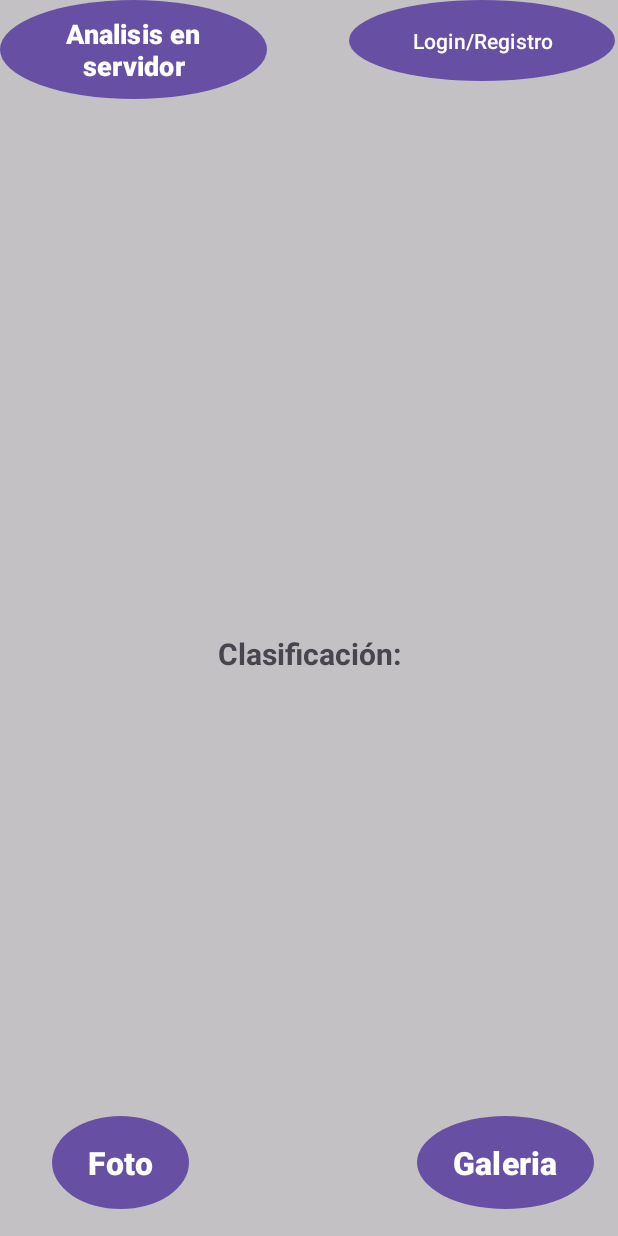
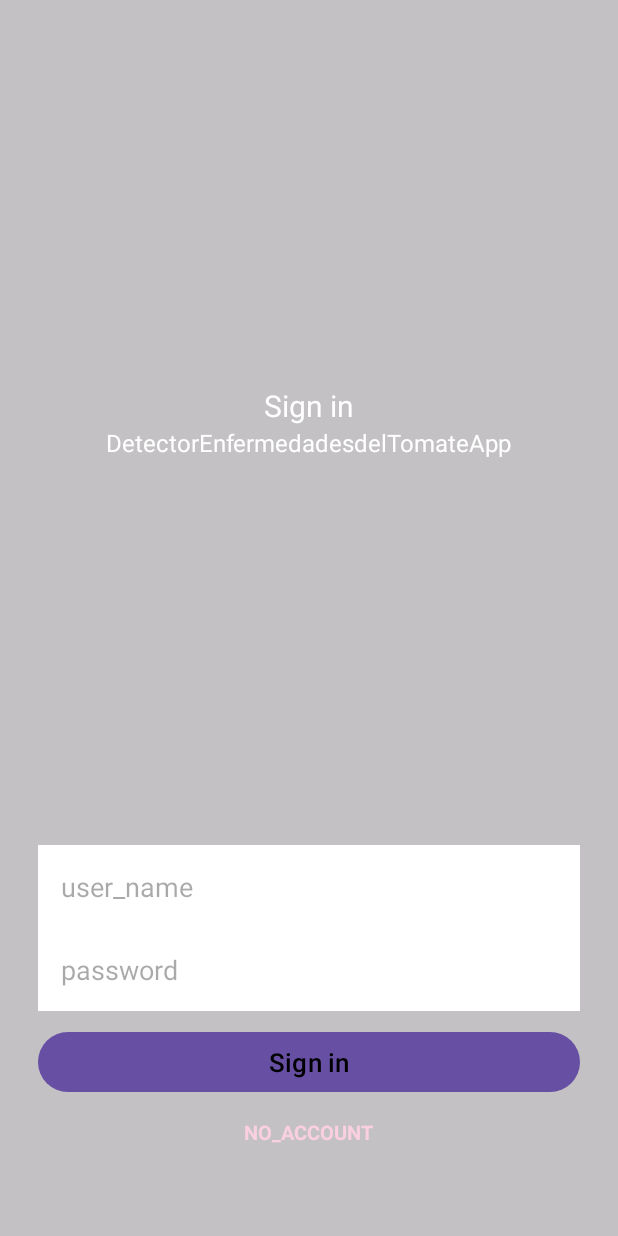
Before and after one commit to RaygozaZamudioRafael/proyectoModular, an Android app: the screen it shows after launch (MainActivity before the commit, login after it), on a phone screen of 412 x 824 dp. Run offline under Robolectric (Android 15) with nearby library versions, the phone set to English and light mode, and no system bars; libraries missing offline, so code that uses them is left out: com.vishnusivadas.advanced_httpurlconnection.

Commit message:
Login y SignUp funcionales

```diff
--- a/DetectorEnfermedadesdelTomateApp/app/src/main/java/com/example/detectorenfermedadesdeltomateapp/DetectorEnfermedadesActivity.java
+++ b/DetectorEnfermedadesdelTomateApp/app/src/main/java/com/example/detectorenfermedadesdeltomateapp/DetectorEnfermedadesActivity.java
@@ -1,6 +1,4 @@
 package com.example.detectorenfermedadesdeltomateapp;
-
-import static android.content.Context.MODE_PRIVATE;
 
 import android.app.AlertDialog;
 import android.content.SharedPreferences;
--- /dev/null
+++ b/DetectorEnfermedadesdelTomateApp/app/src/main/java/com/example/detectorenfermedadesdeltomateapp/login.java
@@ -0,0 +1,97 @@
+package com.example.detectorenfermedadesdeltomateapp;
+
+import android.content.Intent;
+import android.os.Bundle;
+import android.os.Handler;
+import android.os.Looper;
+import android.view.View;
+import android.widget.Button;
+import android.widget.ProgressBar;
+import android.widget.TextView;
+import android.widget.Toast;
+
+import androidx.appcompat.app.AppCompatActivity;
+
+import com.google.android.material.textfield.TextInputEditText;
+import com.vishnusivadas.advanced_httpurlconnection.PutData;
+
+public class login extends AppCompatActivity {
+
+    TextInputEditText textInputEditTextUsername, textInputEditTextPassword;
+    Button buttonSingIn;
+    TextView textViewSingUp;
+    ProgressBar progressBar;
+
+    @Override
+    protected void onCreate(Bundle savedInstanceState) {
+        super.onCreate(savedInstanceState);
+        setContentView(R.layout.activity_login);
+
+        textInputEditTextUsername = findViewById(R.id.login_user_name);
+        textInputEditTextPassword = findViewById(R.id.login_password);
+        textViewSingUp = findViewById(R.id.signup_text);
+        buttonSingIn = findViewById(R.id.button_login);
+        progressBar = findViewById(R.id.progress_bar_login);
+
+        textViewSingUp.setOnClickListener(new View.OnClickListener() {
+            @Override
+            public void onClick(View view) {
+                Intent intent = new Intent(getApplicationContext(),signup.class);
+                startActivity(intent);
+                finish();
+            }
+        });
+
+        buttonSingIn.setOnClickListener(new View.OnClickListener() {
+            @Override
+            public void onClick(View view) {
+
+                String username, password, email;
+
+                username = String.valueOf(textInputEditTextUsername.getText());
+                password = String.valueOf(textInputEditTextPassword.getText());
+
+                if(!username.equals("") && !password.equals("")){
+
+                    progressBar.setVisibility(View.VISIBLE);
+                    Handler handler = new Handler(Looper.getMainLooper());
+                    handler.post(new Runnable() {
+                        @Override
+                        public void run() {
+                            String[] field = new String[2];
+                            field[0] = "username";
+                            field[1] = "password";
+
+                            String[] data = new String[2];
+                            data[0] = username;
+                            data[1] = password;
+                            PutData putData = new PutData("http://192.168.100.9/Login/login.php", "POST", field, data);
+                            if (putData.startPut()) {
+                                if (putData.onComplete()) {
+                                    progressBar.setVisibility(View.GONE);
+                                    String result = putData.getResult();
+                                    if(result.equals("Login Success")){
+                                        Toast.makeText(getApplicationContext(), result, Toast.LENGTH_SHORT).show();
+                                        Intent intent = new Intent(getApplicationContext(),MainActivity.class);
+                                        startActivity(intent);
+                                        finish();
+                                    }
+                                    else{
+                                        Toast.makeText(getApplicationContext(), result, Toast.LENGTH_SHORT).show();
+                                    }
+
+                                }
+                            }
+
+                        }
+                    });
+                }
+                else {
+                    Toast.makeText(getApplicationContext(), "All fields are required :'username','password'", Toast.LENGTH_SHORT).show();
+                }
+
+            }
+        });
+
+    }
+}
--- /dev/null
+++ b/DetectorEnfermedadesdelTomateApp/app/src/main/res/layout/activity_login.xml
@@ -0,0 +1,100 @@
+<?xml version="1.0" encoding="utf-8"?>
+<RelativeLayout xmlns:android="http://schemas.android.com/apk/res/android"
+    android:layout_width="match_parent"
+    android:layout_height="match_parent"
+    android:background="@color/background">
+
+
+    <LinearLayout
+        android:layout_width="match_parent"
+        android:layout_height="wrap_content"
+        android:layout_above="@id/input_group"
+        android:layout_alignParentTop="true"
+        android:layout_marginLeft="25dp"
+        android:layout_marginRight="25dp"
+        android:gravity="center"
+        android:orientation="vertical">
+
+        <TextView
+            android:layout_width="wrap_content"
+            android:layout_height="wrap_content"
+            android:text="@string/action_sign_in"
+            android:textColor="#FFFFFF"
+            android:textSize="20sp" />
+
+        <TextView
+            android:layout_width="wrap_content"
+            android:layout_height="wrap_content"
+            android:text="@string/app_name"
+            android:textColor="#FFFFFF"
+            android:textSize="16sp" />
+
+    </LinearLayout>
+
+
+    <LinearLayout
+        android:id="@+id/input_group"
+        android:layout_width="match_parent"
+        android:layout_height="wrap_content"
+        android:layout_alignParentBottom="true"
+        android:layout_marginLeft="25dp"
+        android:layout_marginRight="25dp"
+        android:layout_marginBottom="50dp"
+        android:gravity="center"
+        android:orientation="vertical">
+
+
+        <com.google.android.material.textfield.TextInputEditText
+            android:id="@+id/login_user_name"
+            android:layout_width="match_parent"
+            android:layout_height="wrap_content"
+            android:background="@color/white"
+            android:hint="user_name"
+            android:inputType="textPersonName"
+            android:padding="15dp" />
+
+        <com.google.android.material.textfield.TextInputEditText
+            android:id="@+id/login_password"
+            android:layout_width="match_parent"
+            android:layout_height="wrap_content"
+            android:background="@color/white"
+            android:hint="password"
+            android:inputType="textPassword"
+            android:padding="15dp" />
+
+
+        <Button
+            android:id="@+id/button_login"
+            android:layout_width="match_parent"
+            android:layout_height="wrap_content"
+            android:layout_marginTop="10dp"
+            android:text="@string/action_sign_in"
+            android:textAllCaps="false"
+            android:textColor="@color/black"
+            android:textSize="17sp" />
+
+        <TextView
+            android:id="@+id/signup_text"
+            android:layout_width="wrap_content"
+            android:layout_height="wrap_content"
+            android:layout_marginTop="3dp"
+            android:padding="10dp"
+
+            android:text="no_account"
+            android:textAllCaps="true"
+            android:textColor="#FAD0E1"
+            android:textSize="13sp"
+            android:textStyle="bold" />
+
+
+    </LinearLayout>
+
+    <ProgressBar
+        android:id="@+id/progress_bar_login"
+        android:layout_width="wrap_content"
+        android:layout_height="wrap_content"
+        android:layout_centerInParent="true"
+        android:indeterminate="true"
+        android:visibility="gone" />
+
+</RelativeLayout>
--- a/DetectorEnfermedadesdelTomateApp/settings.gradle.kts
+++ b/DetectorEnfermedadesdelTomateApp/settings.gradle.kts
@@ -3,6 +3,8 @@ pluginManagement {
         google()
         mavenCentral()
         gradlePluginPortal()
+
+
     }
 }
 dependencyResolutionManagement {
@@ -10,6 +12,7 @@ dependencyResolutionManagement {
     repositories {
         google()
         mavenCentral()
+        maven { url = uri ("https://jitpack.io") }
     }
 }
 
```
Also changed, not shown: DetectorEnfermedadesdelTomateApp/app/build.gradle.kts (+14 -1 lines), DetectorEnfermedadesdelTomateApp/app/src/main/AndroidManifest.xml (+20 -12 lines), DetectorEnfermedadesdelTomateApp/app/src/main/java/com/example/detectorenfermedadesdeltomateapp/MainActivity.java (+62 -2 lines), DetectorEnfermedadesdelTomateApp/app/src/main/java/com/example/detectorenfermedadesdeltomateapp/signup.java (added, +110 -0 lines), DetectorEnfermedadesdelTomateApp/app/src/main/res/layout/activity_signup.xml (added, +108 -0 lines), DetectorEnfermedadesdelTomateApp/app/src/main/res/values/strings.xml (+10 -0 lines), DetectorEnfermedadesdelTomateApp/build.gradle.kts (line endings or trailing spaces), 1 other file.
